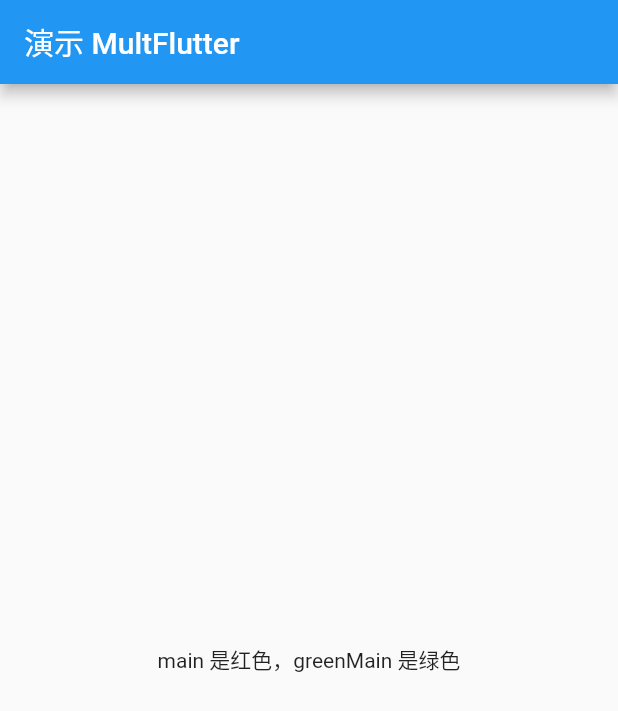
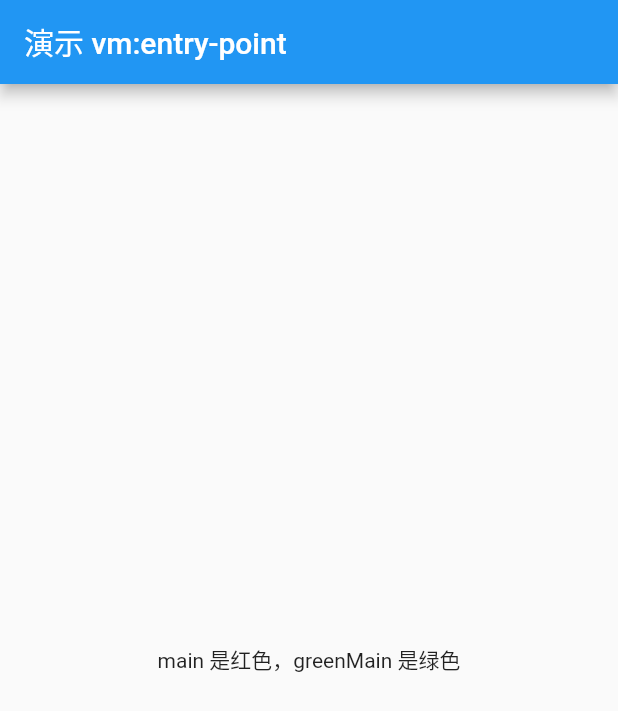
Before and after one commit to baiqiantao/FlutterTest_Dart, a Flutter app: the MyHomePage screen opened directly, on a phone screen of 412 x 824 dp. Shown: the top 711 px of the screen. Run offline on Flutter 3.47's test engine with Material 2 defaults, Android fonts, the phone set to English and light mode, and no system bars.

Commit message:
指定入口方法

```diff
--- a/lib/entry_point/entry_point_main.dart
+++ b/lib/entry_point/entry_point_main.dart
@@ -1,46 +1,34 @@
 import 'package:flutter/material.dart';
+import '/entry_point/home_page_state.dart';
+
+// 以下方法可以指定应用程序的入口文件名和入口方法名，但是亲测后确认无效！
+// flutter run --target=lib/entry_point/entry_point_main.dart --dart-define=main=greenMain
+@pragma('vm:entry-point')
+void greenMain() => runApp(const MyApp(mColor: Colors.green));
 
 @pragma('vm:entry-point')
-void main() => runApp(const MyApp(color: Colors.red));
-
-@pragma('vm:entry-point')
-void greenMain() => runApp(const MyApp(color: Colors.green));
+void main() => runApp(const MyApp(mColor: Colors.red));
 
 class MyApp extends StatelessWidget {
-  const MyApp({super.key, required this.color});
+  const MyApp({super.key, required this.mColor});
 
-  final MaterialColor color;
+  final MaterialColor mColor;
 
   @override
   Widget build(BuildContext context) {
     return MaterialApp(
-      title: 'Flutter Demo',
-      theme: ThemeData(primarySwatch: color),
-      home: const MyHomePage(title: '演示 MultFlutter'),
+      title: 'MyApp',
+      theme: ThemeData(primarySwatch: mColor),
+      home: const MyHomePage(mTitle: '演示 vm:entry-point'),
     );
   }
 }
 
 class MyHomePage extends StatefulWidget {
-  const MyHomePage({super.key, required this.title});
+  const MyHomePage({super.key, required this.mTitle});
 
-  final String title;
+  final String mTitle;
 
   @override
-  State<MyHomePage> createState() => _MyHomePageState();
+  State<MyHomePage> createState() => MyHomePageState();
 }
-
-class _MyHomePageState extends State<MyHomePage> {
-  @override
-  Widget build(BuildContext context) {
-    return Scaffold(
-      appBar: AppBar(title: Text(widget.title)),
-      body: Center(
-        child: Column(
-          mainAxisAlignment: MainAxisAlignment.center,
-          children: const [Text('main 是红色，greenMain 是绿色')],
-        ),
-      ),
-    );
-  }
-}
--- /dev/null
+++ b/lib/entry_point/home_page_state.dart
@@ -0,0 +1,17 @@
+import 'package:flutter/material.dart';
+import '/entry_point/entry_point_main.dart';
+
+class MyHomePageState extends State<MyHomePage> {
+  @override
+  Widget build(BuildContext context) {
+    return Scaffold(
+      appBar: AppBar(title: Text(widget.mTitle)),
+      body: const Center(
+        child: Column(
+          mainAxisAlignment: MainAxisAlignment.center,
+          children: [Text('main 是红色，greenMain 是绿色')],
+        ),
+      ),
+    );
+  }
+}
```
